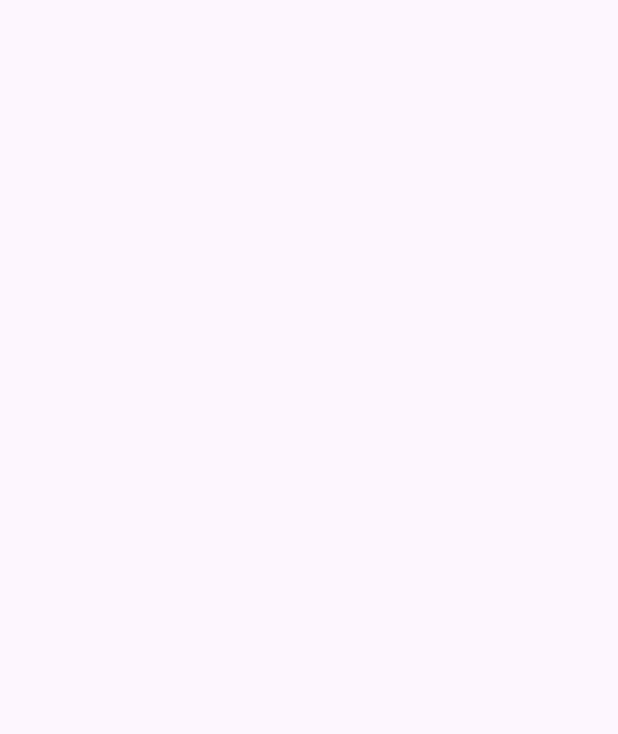
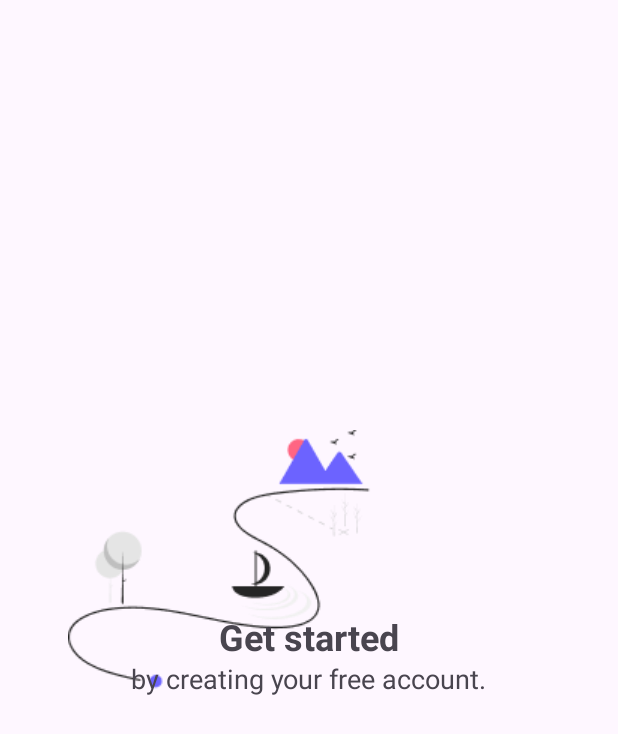
Before and after one commit to serkan-bayram/ma-assignment, an Android app: the RegisterActivity screen opened directly, with no data from a screen before it, on a phone screen of 412 x 824 dp. Before the commit the part shown is empty. Shown: the top 734 px of the screen. Run offline under Robolectric (Android 15) with nearby library versions, the phone set to English and light mode, and no system bars.

Commit message:
Add logo and welcome message to register activity and update naming conventions

```diff
--- a/app/src/main/res/layout/activity_register.xml
+++ b/app/src/main/res/layout/activity_register.xml
@@ -7,4 +7,41 @@
     android:layout_height="match_parent"
     tools:context=".RegisterActivity">
 
+    <ImageView
+        android:id="@+id/logo"
+        android:layout_width="wrap_content"
+        android:layout_height="wrap_content"
+        android:contentDescription="@string/logo"
+        app:layout_constraintBottom_toBottomOf="parent"
+        app:layout_constraintEnd_toEndOf="parent"
+        app:layout_constraintStart_toStartOf="parent"
+        app:layout_constraintTop_toTopOf="parent"
+        app:srcCompat="@drawable/logo" />
+
+    <TextView
+        android:id="@+id/register_welcomeTextHeading"
+        android:layout_width="wrap_content"
+        android:layout_height="wrap_content"
+        android:layout_marginTop="24dp"
+        android:text="@string/register_welcome_text_heading"
+        android:textSize="24sp"
+        android:textStyle="bold"
+        app:layout_constraintBottom_toBottomOf="@+id/logo"
+        app:layout_constraintEnd_toEndOf="@+id/logo"
+        app:layout_constraintStart_toStartOf="@+id/logo"
+        app:layout_constraintTop_toTopOf="@+id/logo" />
+
+    <TextView
+        android:id="@+id/register_welcomeTextSubHeading"
+        android:layout_width="wrap_content"
+        android:layout_height="wrap_content"
+        android:text="@string/register_welcome_text_sub_heading"
+        android:layout_marginTop="80dp"
+        android:textSize="18sp"
+        android:textStyle="normal"
+        app:layout_constraintBottom_toBottomOf="@+id/logo"
+        app:layout_constraintEnd_toEndOf="@+id/logo"
+        app:layout_constraintStart_toStartOf="@+id/logo"
+        app:layout_constraintTop_toTopOf="@+id/logo" />
+
 </androidx.constraintlayout.widget.ConstraintLayout>
--- a/app/src/main/res/layout/activity_sign_in.xml
+++ b/app/src/main/res/layout/activity_sign_in.xml
@@ -103,11 +103,11 @@
         app:srcCompat="@drawable/logo" />
 
     <TextView
-        android:id="@+id/welcomeText"
+        android:id="@+id/signIn_welcomeTextHeading"
         android:layout_width="wrap_content"
         android:layout_height="wrap_content"
         android:layout_marginTop="24dp"
-        android:text="@string/welcome_text_heading"
+        android:text="@string/sign_in_welcome_text_heading"
         android:textSize="24sp"
         android:textStyle="bold"
         app:layout_constraintBottom_toBottomOf="@+id/logo"
@@ -116,10 +116,10 @@
         app:layout_constraintTop_toTopOf="@+id/logo" />
 
     <TextView
-        android:id="@+id/welcomeText_subHeading"
+        android:id="@+id/signIn_welcomeTextSubHeading"
         android:layout_width="wrap_content"
         android:layout_height="wrap_content"
-        android:text="@string/welcome_text_sub_heading"
+        android:text="@string/sign_in_welcome_text_sub_heading"
         android:layout_marginTop="80dp"
         android:textSize="18sp"
         android:textStyle="normal"
--- a/app/src/main/res/values/strings.xml
+++ b/app/src/main/res/values/strings.xml
@@ -7,10 +7,13 @@
     <string name="forgot_password_button">Forgot password?</string>
     <string name="next_button">Next ></string>
     <string name="logo">Logo</string>
-    <string name="welcome_text_heading">Welcome back</string>
-    <string name="welcome_text_sub_heading">sign in to access your account</string>
+    <string name="sign_in_welcome_text_heading">Welcome back</string>
+    <string name="sign_in_welcome_text_sub_heading">sign in to access your account</string>
     <string name="new_member_text">New Member?</string>
     <string name="register_now_text">Register now</string>
+
+    <string name="register_welcome_text_heading">Get started</string>
+    <string name="register_welcome_text_sub_heading">by creating your free account.</string>
 
 
     <string name="mail_icon_content_description">Mail Icon</string>
```
